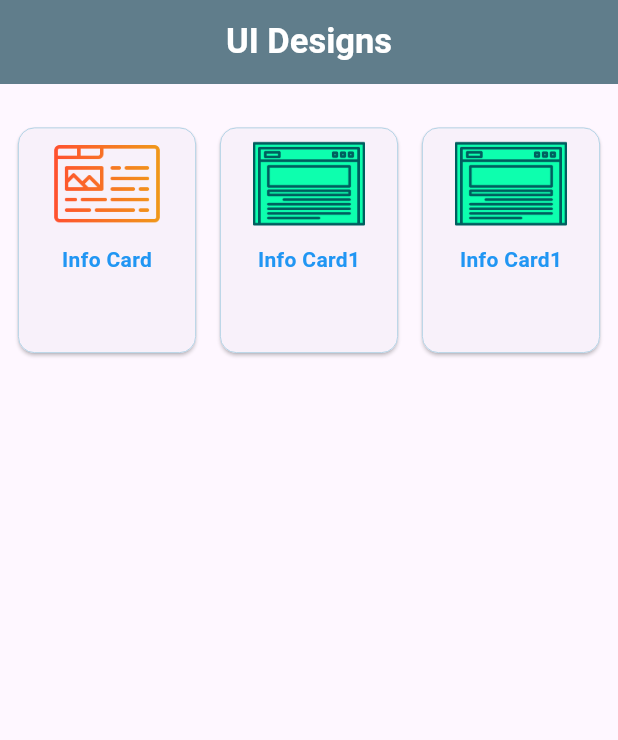
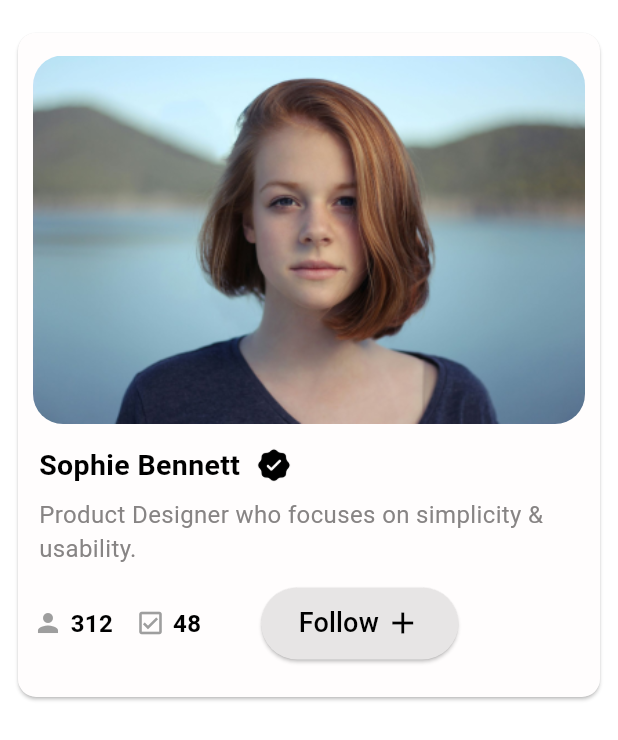
Before and after one commit to saraswathirajkumar18/flutter-ui-designs, a Flutter app: the screen it shows after launch, on a phone screen of 412 x 824 dp. Shown: the top 740 px of the screen. Run offline on Flutter 3.47's test engine with Material 3 defaults, Android fonts, the light colour scheme and no system bars.

Commit message:
code updated

```diff
--- a/lib/main.dart
+++ b/lib/main.dart
@@ -1,5 +1,5 @@
 import 'package:flutter/material.dart';
-import 'package:flutter_ui_designs/screens/home_page.dart';
+import 'package:flutter_ui_designs/screens/profile_card.dart';
 
 void main() {
   runApp(const MyApp());
@@ -26,7 +26,6 @@ class MyApp extends StatelessWidget {
           useMaterial3: true,
         ),
         //main screen of the app
-      home:HomePage()
-      );
+        home: ProfileCard());
   }
 }
--- a/lib/screens/home_page.dart
+++ b/lib/screens/home_page.dart
@@ -1,12 +1,14 @@
 import 'package:flutter/material.dart';
 import 'package:flutter_ui_designs/screens/info_card.dart';
+import 'package:flutter_ui_designs/screens/profile_card.dart';
+import 'package:flutter_ui_designs/screens/task_management_card.dart';
 
 class HomePage extends StatelessWidget {
   const HomePage({super.key});
 
   @override
   Widget build(BuildContext context) {
-    List<Map<String,dynamic>> designInfo=[
+    List<Map<String, dynamic>> designInfo = [
 // if create 'page': InfoCard()
 // → Widget is created immediately when the list is built
 // → The SAME widget instance is reused every time you navigate
@@ -16,58 +18,77 @@ class HomePage extends StatelessWidget {
 // → No widget is created yet (just a function stored)
 // → Widget is only created when you press/call it
 // → Every tap creates a brand-new InfoCard widget instance (safe and clean)
-      {'image':'assets/images/info.png','title':'Info Card','page':()=>InfoCard()},
-      {'image':'assets/images/img2.png','title':'Info Card1','page':()=>InfoCard()},
-      {'image':'assets/images/img2.png','title':'Info Card1','page':()=>InfoCard()},
+      {
+        'image': 'assets/images/info.png',
+        'title': 'Info Card',
+        'page': () => InfoCard()
+      },
+      {
+        'image': 'assets/images/img2.png',
+        'title': 'Info Card1',
+        'page': () => TaskManagementCard()
+      },
+      {
+        'image': 'assets/images/img3.png',
+        'title': 'Profile Card',
+        'page': () => ProfileCard()
+      },
     ];
     return Scaffold(
       appBar: AppBar(
-        title:Text('UI Designs',style:TextStyle(fontWeight:FontWeight.bold,fontSize: 23,color:Colors.white)),
+        title: Text('UI Designs',
+            style: TextStyle(
+                fontWeight: FontWeight.bold,
+                fontSize: 23,
+                color: Colors.white)),
         centerTitle: true,
-        backgroundColor:Colors.blueGrey,
+        backgroundColor: Colors.blueGrey,
       ),
-      body:Padding(
-        padding: const EdgeInsets.only(top:25,left:8,right:8,bottom:8),
-        child: GridView.builder(gridDelegate:SliverGridDelegateWithFixedCrossAxisCount(
-          crossAxisCount:3,
-          crossAxisSpacing:8,
-          mainAxisSpacing:8,
-          childAspectRatio: 0.8,
+      body: Padding(
+        padding: const EdgeInsets.only(top: 25, left: 8, right: 8, bottom: 8),
+        child: GridView.builder(
+            gridDelegate: SliverGridDelegateWithFixedCrossAxisCount(
+              crossAxisCount: 3,
+              crossAxisSpacing: 8,
+              mainAxisSpacing: 8,
+              //childAspectRatio: 0.8,
             ),
             //ListView.builder(
-          itemCount:designInfo.length,
-          itemBuilder:(context,index){
-            final data=designInfo[index];
-            String text=data['title'];
-            String image=data['image'];
-            final page=data['page'];
+            itemCount: designInfo.length,
+            itemBuilder: (context, index) {
+              final data = designInfo[index];
+              String text = data['title'];
+              String image = data['image'];
+              final page = data['page'];
               return Card(
                 shape: RoundedRectangleBorder(
                   borderRadius: BorderRadius.circular(11), // corner radius
                   side: BorderSide(
                     color: const Color.fromARGB(255, 158, 201, 223),
                     //const Color.fromARGB(255, 195, 194, 194),
-        width:0.5,
+                    width: 0.5,
                   ),
                 ),
-            child:InkWell(
-              onTap:(){
+                child: InkWell(
+                  onTap: () {
                     //page()-call the class-create page widget
                     //page-just mention the class name
-                Navigator.push(context,MaterialPageRoute(builder: (context)=>page()));
+                    Navigator.push(context,
+                        MaterialPageRoute(builder: (context) => page()));
                   },
-              child: Column(
-               mainAxisSize: MainAxisSize.min,
-                children:[
-                  Image.asset(image,width:75,height:75, fit: BoxFit.cover,),
-                 SizedBox(height: 3,),
-              Text(text,style:TextStyle(fontWeight:FontWeight.bold,color:Colors.blue)),
-                ]
+                  child: Column(mainAxisSize: MainAxisSize.min, children: [
+                    Image.asset(
+                      image,
+                      width: 75,
+                      height: 75,
+                      fit: BoxFit.cover,
                     ),
+                    Text(text,
+                        style: TextStyle(
+                            fontWeight: FontWeight.bold, color: Colors.blue)),
+                  ]),
                 ),
-          ) ;
-
-
+              );
             }),
       ),
     );
--- /dev/null
+++ b/lib/screens/profile_card.dart
@@ -0,0 +1,149 @@
+import 'package:flutter/material.dart';
+
+class ProfileCard extends StatelessWidget {
+  const ProfileCard({super.key});
+
+  @override
+  Widget build(BuildContext context) {
+    //user name and job role in variable
+    String name = 'Sophie Bennett';
+    String role = 'Product Designer who focuses on simplicity & usability.';
+    //SafeArea-avoid content overlap with mobile status bar(battery status)
+    return SafeArea(
+      child: Scaffold(
+        //set white color for whole app background color
+        backgroundColor: Colors.white,
+        body: Column(
+          children: [
+            //beginning of the page i want space so i used sizedbox()
+            SizedBox(height: 10),
+            //to mention space include padding for card
+            Padding(
+              padding: const EdgeInsets.all(8.0),
+              //card-
+              child: Card(
+                //color-set color for card
+                color: const Color.fromARGB(255, 255, 253, 253),
+                //add space btw card and content
+                child: Padding(
+                  padding: const EdgeInsets.only(
+                      left: 10, right: 10, top: 15, bottom: 25),
+                 //multi-line content so use column widget
+                  child: Column(
+                    //display content from left
+                    crossAxisAlignment: CrossAxisAlignment.start,
+                    children: [
+                      //image widget doesn't has default border style
+                      //use clipRRect()-change the border shape
+                      ClipRRect(
+                          borderRadius: BorderRadius.circular(20),
+                          //image.asset()-display the image
+                          child: Image.asset('assets/images/profile.png')),
+                      SizedBox(height: 10),
+                      Padding(
+                        padding: const EdgeInsets.all(4.0),
+                        //display name,icon in single line use row()-display multi widget in single line
+                        child: Row(
+                          children: [
+                          //text()-display name
+                            Text(name,
+                                style: TextStyle(
+                                    color: Colors.black,
+                                    fontSize: 19,
+                                    fontWeight: FontWeight.w700)),
+                            SizedBox(width: 10),
+                            //we aren't going to use the flutter icon-so download the image from external website and include that using image.asset()
+                            Image.asset('assets/images/check.png',
+                                width: 25, height: 25),
+                          ],
+                        ),
+                      ),
+                      Padding(
+                        padding: const EdgeInsets.all(4.0),
+                        //mention the role using text()
+                        child: Text(role,
+                            style: TextStyle(
+                                color: const Color.fromARGB(255, 135, 132, 132),
+                                fontSize: 16)),
+                      ),
+                      SizedBox(
+                        height: 10,
+                      ),
+                      Row(
+                          mainAxisAlignment: MainAxisAlignment.start,
+                          children: [
+                            //we need icon and count number-so i created custom widget
+                            //include the custom widget-pass icon and count value
+                            IconWithNumber(icon: Icons.person, count: '312'),
+                            //add space horizontally using sizedbox(width:15)
+                            SizedBox(width: 15),
+                            IconWithNumber(
+                                icon: Icons.check_box_outlined, count: '48'),
+                            SizedBox(width: 40),
+                           //create elevatedbutton with text and icon
+                            ElevatedButton(
+                              style: ElevatedButton.styleFrom(
+                                  backgroundColor:
+                                      const Color.fromARGB(255, 231, 229, 229),
+                                  padding: EdgeInsets.symmetric(
+                                      horizontal: 25, vertical: 11)),
+                              onPressed: () {},
+                              child: Padding(
+                                padding: const EdgeInsets.all(0),
+                                child: Row(
+                                    mainAxisSize: MainAxisSize.min,
+                                    children: [
+                                      Text('Follow',
+                                          style: TextStyle(
+                                              color: Colors.black,
+                                              fontWeight: FontWeight.w500,
+                                              fontSize: 18)),
+                                      SizedBox(width: 4),
+                                      Icon(Icons.add,
+                                          color: Colors.black, size: 24),
+                                    ]),
+                              ),
+                            ),
+                          ]),
+                    ],
+                  ),
+                ),
+              ),
+            ),
+          ],
+        ),
+      ),
+    );
+  }
+}
+
+//custom widget-to create reusable code-create widget that require 2 paramerts-icon,count
+class IconWithNumber extends StatelessWidget {
+  final IconData icon;
+  final String count;
+  const IconWithNumber({
+    super.key,
+    required this.icon,
+    required this.count,
+  });
+
+  @override
+  Widget build(BuildContext context) {
+    //style icon,text by size,color.
+    return Row(
+      children: [
+        Icon(
+          icon,
+          size: 20,
+          color: Colors.grey,
+        ),
+        SizedBox(width: 5),
+        Text(count,
+            style: TextStyle(
+                color: Colors.black,
+                fontSize: 16,
+                fontWeight: FontWeight.w600)),
+      ],
+    );
+  }
+}
--- a/pubspec.yaml
+++ b/pubspec.yaml
@@ -61,6 +61,9 @@ flutter:
   assets:
     - assets/images/info.png
     - assets/images/img2.png
+    - assets/images/img3.png
+    - assets/images/profile.png
+    - assets/images/check.png
 
   # An image asset can refer to one or more resolution-specific "variants", see
   # https://flutter.dev/to/resolution-aware-images
```
Also changed, not shown: lib/screens/info_card.dart (+52 -27 lines), lib/screens/task_management_card.dart (added, +74 -0 lines), assets/images/check.png (added), assets/images/img3.png (added), assets/images/profile.png (added), assets/images/profile1.png (added), assets/images/web-browser.png (added), assets/images/web-design.png (added). Lines whose indentation alone changed are shown as unchanged.
